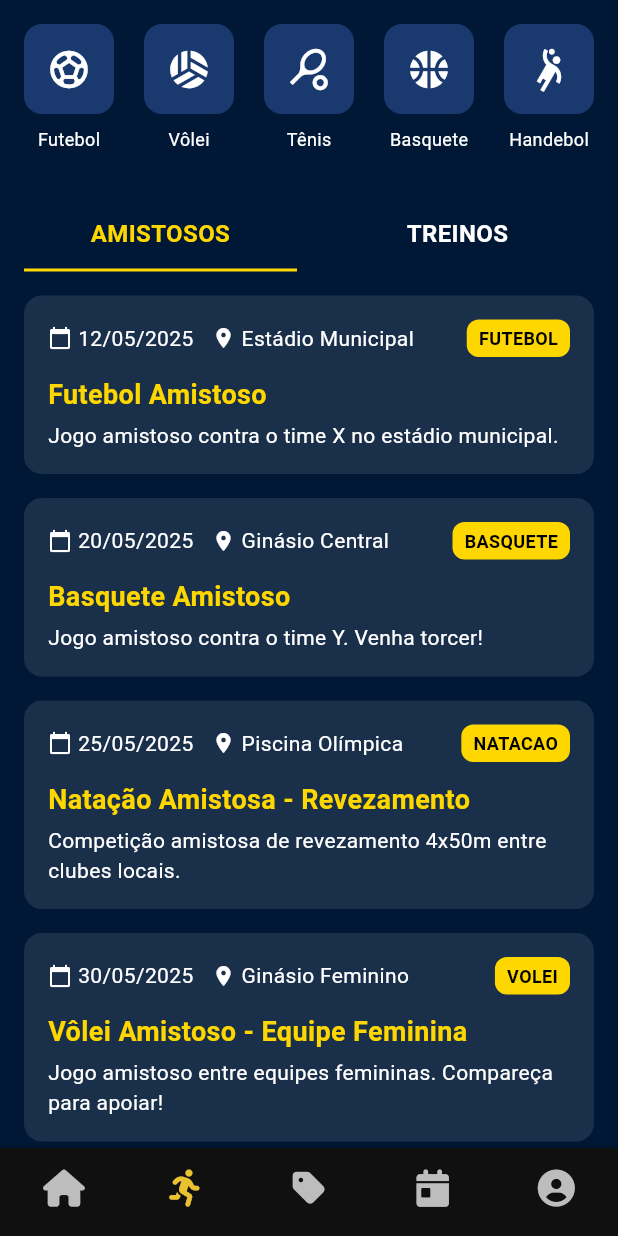
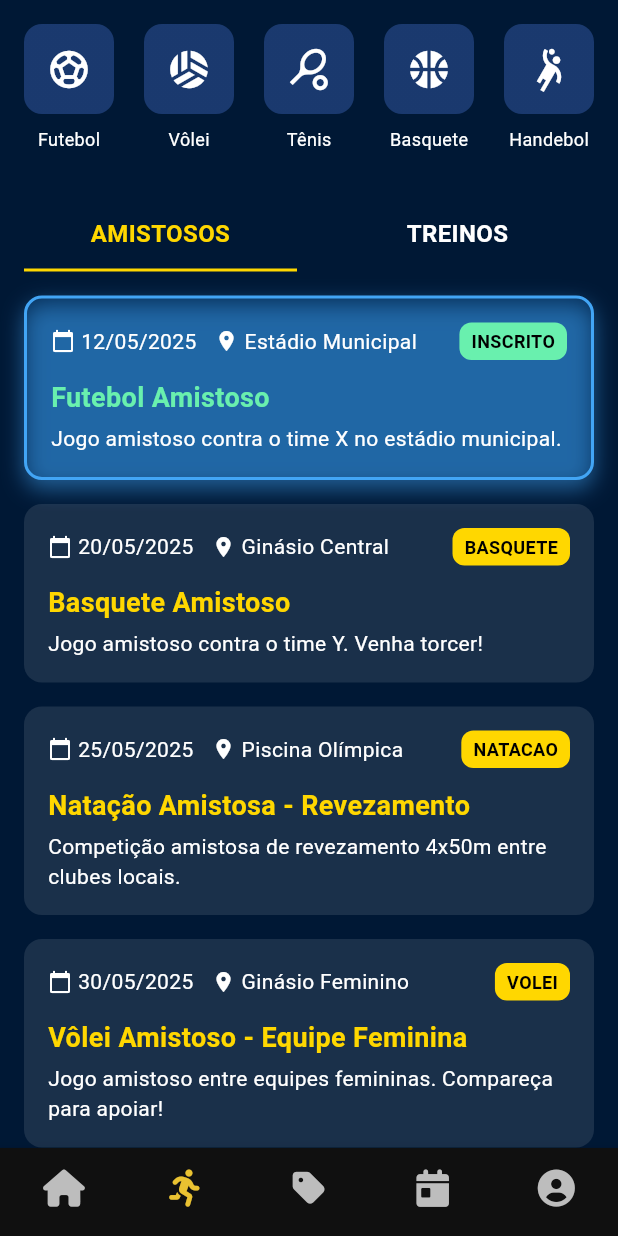
Before and after one commit to Biopark-Grupo-01/app-atletica, a Flutter app: the screen it shows after launch, item 2 of the bottom bar chosen, on a phone screen of 412 x 824 dp. Run offline on Flutter 3.47's test engine with Material 3 defaults, Android fonts, the phone set to English and light mode, and no system bars; our stand-ins replace carousel_slider, font_awesome_flutter, google_fonts, mask_text_input_formatter, smooth_page_indicator; network calls fail.

Commit message:
feat: Add Training Modal.

```diff
--- a/lib/main.dart
+++ b/lib/main.dart
@@ -23,7 +23,7 @@ class MyApp extends StatelessWidget {
         scaffoldBackgroundColor: AppColors.blue,
         primaryColor: AppColors.yellow,
       ),
-      initialRoute: '/trainingDetail',
+      initialRoute: '/home',
       routes: {
         '/': (context) => LoginScreen(),
         '/register': (context) => RegisterScreen(),
--- a/lib/screens/trainings/training-details_screen.dart
+++ b/lib/screens/trainings/training-details_screen.dart
@@ -352,7 +352,7 @@ class TreinoDetalhesScreen extends StatelessWidget {
       ),
 
       bottomNavigationBar: CustomBottomNavBar(
-        currentIndex: 1,
+        currentIndex: 3,
         onTap: (index) {
           switch (index) {
             case 0:
--- a/lib/screens/trainings/trainings_screen.dart
+++ b/lib/screens/trainings/trainings_screen.dart
@@ -1,5 +1,6 @@
 import 'package:app_atletica/screens/store/store_screen.dart';
 import 'package:app_atletica/screens/trainings/expandable_text.dart';
+import 'package:app_atletica/screens/trainings/training-modal.dart';
 import 'package:app_atletica/widgets/custom_bottom_nav_bar.dart';
 import 'package:flutter/material.dart';
 import 'package:google_fonts/google_fonts.dart';
@@ -28,7 +29,8 @@ final List<Map<String, String>> _allEvents = [
     'type': 'AMISTOSOS',
     'category': 'FUTEBOL',
     'date': '12/05/2025',
-    'location': 'Estádio Municipal'
+    'location': 'Estádio Municipal',
+    'isSubscribed': 'true',
   },
   {
     'title': 'Treino de Vôlei',
@@ -36,7 +38,8 @@ final List<Map<String, String>> _allEvents = [
     'type': 'TREINOS',
     'category': 'VOLEI',
     'date': '15/05/2025',
-    'location': 'Ginásio Poliesportivo'
+    'location': 'Ginásio Poliesportivo',
+    'isSubscribed': 'false',
   },
   {
     'title': 'Treino de Tênis Avançado',
@@ -44,7 +47,8 @@ final List<Map<String, String>> _allEvents = [
     'type': 'TREINOS',
     'category': 'TENIS',
     'date': '18/05/2025',
-    'location': 'Quadra de Tênis A'
+    'location': 'Quadra de Tênis A',
+    'isSubscribed': 'false',
   },
   {
     'title': 'Basquete Amistoso',
@@ -52,7 +56,8 @@ final List<Map<String, String>> _allEvents = [
     'type': 'AMISTOSOS',
     'category': 'BASQUETE',
     'date': '20/05/2025',
-    'location': 'Ginásio Central'
+    'location': 'Ginásio Central',
+    'isSubscribed': 'false',
   },
   {
     'title': 'Treino de Handebol - Iniciantes',
@@ -60,7 +65,8 @@ final List<Map<String, String>> _allEvents = [
     'type': 'TREINOS',
     'category': 'HANDEBOL',
     'date': '22/05/2025',
-    'location': 'Quadra B'
+    'location': 'Quadra B',
+    'isSubscribed': 'false',
   },
   {
     'title': 'Natação Amistosa - Revezamento',
@@ -68,7 +74,8 @@ final List<Map<String, String>> _allEvents = [
     'type': 'AMISTOSOS',
     'category': 'NATACAO',
     'date': '25/05/2025',
-    'location': 'Piscina Olímpica'
+    'location': 'Piscina Olímpica',
+    'isSubscribed': 'false',
   },
   {
     'title': 'Treino de Futebol - Tática Avançada',
@@ -76,7 +83,8 @@ final List<Map<String, String>> _allEvents = [
     'type': 'TREINOS',
     'category': 'FUTEBOL',
     'date': '28/05/2025',
-    'location': 'Campo A'
+    'location': 'Campo A',
+    'isSubscribed': 'true',
   },
   {
     'title': 'Vôlei Amistoso - Equipe Feminina',
@@ -84,7 +92,8 @@ final List<Map<String, String>> _allEvents = [
     'type': 'AMISTOSOS',
     'category': 'VOLEI',
     'date': '30/05/2025',
-    'location': 'Ginásio Feminino'
+    'location': 'Ginásio Feminino',
+    'isSubscribed': 'false',
   },
 ];
 
@@ -188,7 +197,7 @@ final List<Map<String, String>> _allEvents = [
                         padding: const EdgeInsets.only(bottom: 16),
                         child: GestureDetector(
                           onTap: () {
-                            Navigator.pushNamed(context, '/trainingDetail', arguments: 'productId');
+                            showTrainingModal(context);
                           },
                           child: _buildEventCard(
                             event['title']!,
@@ -196,6 +205,7 @@ final List<Map<String, String>> _allEvents = [
                             event['date']!,
                             event['location']!,
                             event['category']!,
+                            event['isSubscribed'] == 'true',
                           ),
                         )
                       );
@@ -304,12 +314,24 @@ final List<Map<String, String>> _allEvents = [
     );
   }
 
-  Widget _buildEventCard(String title, String description, String date, String location, String category) {
+  Widget _buildEventCard(String title, String description, String date, String location, String category, bool isSubscribed) {
     return Container(
       padding: const EdgeInsets.all(16),
       decoration: BoxDecoration(
-        color: Colors.white.withOpacity(0.1),
+        color: isSubscribed ? const Color(0xFF1E88E5).withOpacity(0.2) : Colors.white.withOpacity(0.1),
         borderRadius: BorderRadius.circular(12),
+        border: isSubscribed
+            ? Border.all(color: const Color(0xFF42A5F5), width: 2)
+            : null,
+        boxShadow: isSubscribed
+            ? [
+                BoxShadow(
+                  color: const Color(0xFF42A5F5).withOpacity(0.5),
+                  blurRadius: 12,
+                  offset: const Offset(0, 6),
+                ),
+              ]
+            : [],
       ),
       child: Column(
         crossAxisAlignment: CrossAxisAlignment.start,
@@ -336,13 +358,13 @@ final List<Map<String, String>> _allEvents = [
               Container(
                 padding: const EdgeInsets.symmetric(horizontal: 8, vertical: 4),
                 decoration: BoxDecoration(
-                  color: const Color(0xFFFFD700),
+                  color: isSubscribed ? Colors.greenAccent : const Color(0xFFFFD700),
                   borderRadius: BorderRadius.circular(8),
                 ),
                 child: Text(
-                  category,
-                  style: const TextStyle(
-                    color: Colors.black,
+                  isSubscribed ? "INSCRITO" : category,
+                  style: TextStyle(
+                    color: isSubscribed ? Colors.black : Colors.black,
                     fontSize: 12,
                     fontWeight: FontWeight.bold,
                   ),
@@ -354,7 +376,7 @@ final List<Map<String, String>> _allEvents = [
           Text(
             title,
             style: TextStyle(
-              color: const Color(0xFFFFD700),
+              color: isSubscribed ? Colors.greenAccent : const Color(0xFFFFD700),
               fontSize: 18,
               fontWeight: FontWeight.bold,
             ),
@@ -374,3 +396,13 @@ final List<Map<String, String>> _allEvents = [
     );
   }
 }
+
+void showTrainingModal(BuildContext context) {
+  showModalBottomSheet(
+    context: context,
+    isScrollControlled: true,
+    backgroundColor: Colors.transparent,
+    barrierColor: Colors.black.withOpacity(0.5),
+    builder: (_) => const TrainingModal(),
+  );
+}
```
Also changed, not shown: lib/screens/account/account_settings_screen.dart (+83 -31 lines), lib/screens/events/events_screen.dart (+10 -1 lines), lib/screens/trainings/training-modal.dart (added, +186 -0 lines).
